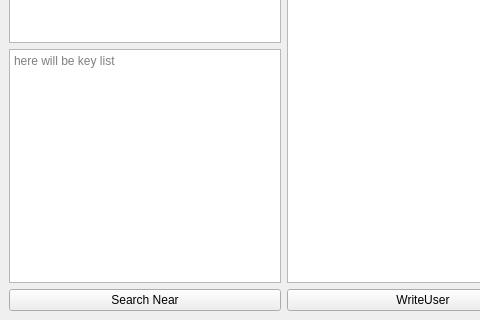
The window that design.ui (qugok/dating-diploma) describes before a commit, drawn with Qt 5; both pictures show x 0 to 480 and y 220 to 540 of the 846 by 540 pixel window.
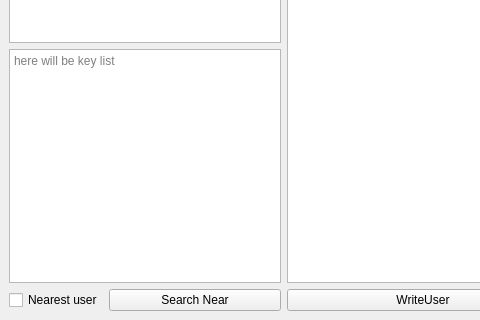
The same window after the commit.

Commit message: add search nearest

```diff
--- a/design.ui
+++ b/design.ui
@@ -77,7 +77,29 @@
          </widget>
         </item>
         <item>
+         <layout class="QHBoxLayout" name="horizontalLayout_3">
+          <item>
+           <widget class="QCheckBox" name="NearestUser">
+            <property name="font">
+             <font>
+              <pointsize>9</pointsize>
+              <italic>false</italic>
+              <kerning>true</kerning>
+             </font>
+            </property>
+            <property name="text">
+             <string>Nearest user</string>
+            </property>
+           </widget>
+          </item>
+          <item>
          <widget class="QPushButton" name="SearchUsers">
+            <property name="sizePolicy">
+             <sizepolicy hsizetype="Minimum" vsizetype="Fixed">
+              <horstretch>1</horstretch>
+              <verstretch>0</verstretch>
+             </sizepolicy>
+            </property>
           <property name="text">
            <string>Search Near</string>
           </property>
@@ -85,6 +107,8 @@
         </item>
        </layout>
       </item>
+       </layout>
+      </item>
       <item>
        <layout class="QVBoxLayout" name="verticalLayout_3">
         <item>
@@ -126,7 +150,15 @@
          </widget>
         </item>
         <item>
+         <layout class="QHBoxLayout" name="horizontalLayout">
+          <item>
          <widget class="QPushButton" name="readButton">
+            <property name="sizePolicy">
+             <sizepolicy hsizetype="Minimum" vsizetype="Fixed">
+              <horstretch>2</horstretch>
+              <verstretch>0</verstretch>
+             </sizepolicy>
+            </property>
           <property name="text">
            <string>ReadUser</string>
           </property>
@@ -134,6 +166,8 @@
            <bool>false</bool>
           </property>
          </widget>
+          </item>
+         </layout>
         </item>
        </layout>
       </item>
```
Lines whose indentation alone changed are shown as unchanged. The commit also changes 3 other files.
